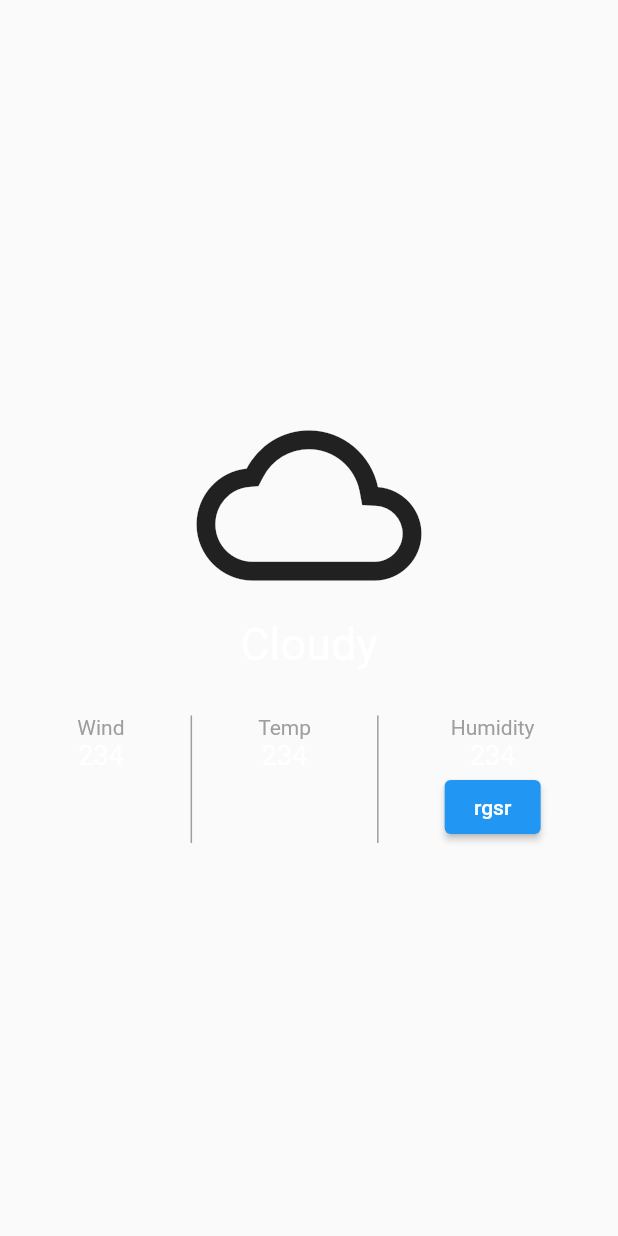
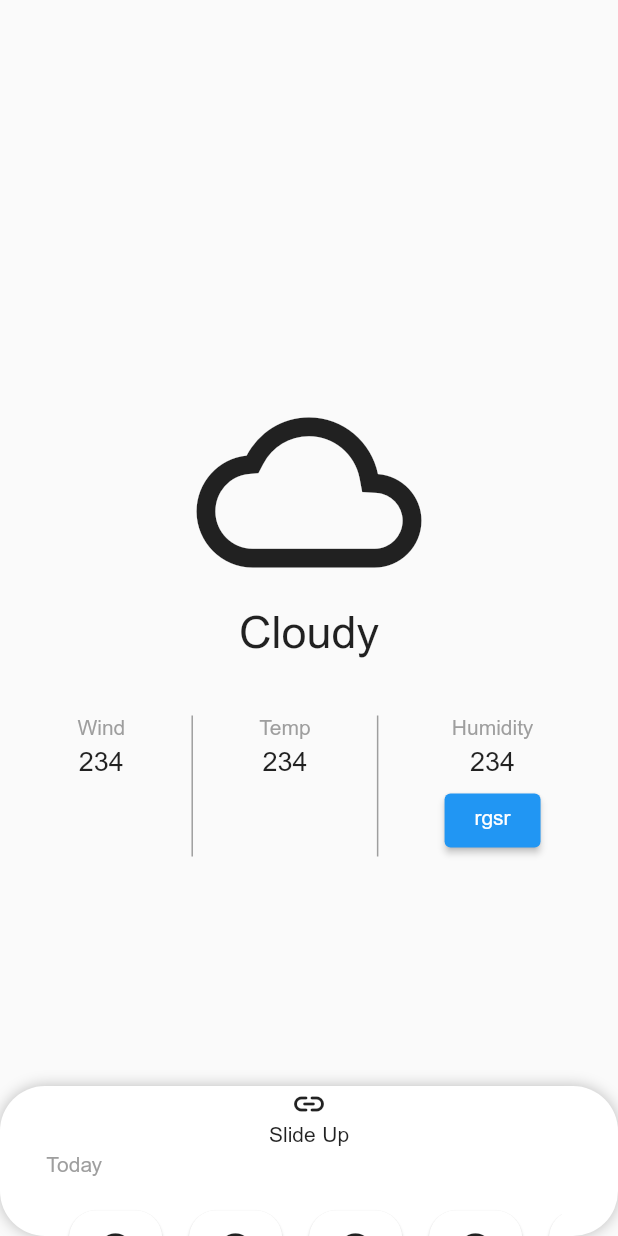
Before and after one commit to Harrem/weather_app, a Flutter app: the HomeScreen screen opened directly, on a phone screen of 412 x 824 dp. Run offline on Flutter 3.47's test engine with Material 2 defaults, Android fonts, the phone set to English and light mode, and no system bars; drawn by our look-alikes of sliding_up_panel.

Commit message:
commit
Implemented up slider

```diff
--- a/lib/main.dart
+++ b/lib/main.dart
@@ -14,11 +14,9 @@ class MyApp extends StatelessWidget {
     return MaterialApp(
       debugShowCheckedModeBanner: false,
       theme: ThemeData(
-          fontFamily: 'nrt',
-          textTheme: Theme.of(context)
-              .textTheme
-              .apply(bodyColor: Colors.white, displayColor: Colors.white)),
-      home: const SearchScreen(),
+        fontFamily: 'nrt',
+      ),
+      home: const HomeScreen(),
     );
   }
 }
--- a/lib/view/screens/HomeScreen.dart
+++ b/lib/view/screens/HomeScreen.dart
@@ -1,5 +1,7 @@
 import 'package:flutter/material.dart';
+import 'package:flutter/rendering.dart';
 import 'package:weather_app/view/screens/SearchScreen.dart';
+import 'package:sliding_up_panel/sliding_up_panel.dart';
 
 class HomeScreen extends StatefulWidget {
   const HomeScreen({Key? key}) : super(key: key);
@@ -13,11 +15,90 @@ class _HomeScreenState extends State<HomeScreen> {
   Widget build(BuildContext context) {
     return Scaffold(
       body: SafeArea(
+        child: SlidingUpPanel(
+          panel: Expanded(
+            child: Column(
+              crossAxisAlignment: CrossAxisAlignment.center,
+              children: [
+                const Icon(Icons.link_rounded),
+                const Text("Slide Up"),
+                FractionallySizedBox(
+                  widthFactor: 0.85,
+                  child: Row(
+                    mainAxisAlignment: MainAxisAlignment.spaceBetween,
+                    children: const [
+                      Text("Today", style: TextStyle(color: Colors.grey)),
+                      Text(""),
+                    ],
+                  ),
+                ),
+                const SizedBox(
+                  height: 10,
+                ),
+                FractionallySizedBox(
+                  widthFactor: 0.82,
+                  child: SizedBox(
+                    height: 120,
+                    child: ListView.builder(
+                      shrinkWrap: true,
+                      itemCount: 10,
+                      scrollDirection: Axis.horizontal,
+                      itemBuilder: ((context, index) => Padding(
+                            padding: const EdgeInsets.all(5.0),
+                            child: SizedBox(
+                              height: 100,
+                              width: 70,
+                              child: Card(
+                                shape: RoundedRectangleBorder(
+                                  borderRadius: BorderRadius.circular(18),
+                                  side: BorderSide.none,
+                                ),
                                 child: Expanded(
+                                  child: Column(
+                                    mainAxisAlignment: MainAxisAlignment.center,
+                                    children: const [
+                                      Icon(Icons.cloud_outlined, size: 35),
+                                      SizedBox(height: 5),
+                                      Text(
+                                        "11:00",
+                                        style: TextStyle(
+                                          fontSize: 12,
+                                          color: Colors.grey,
+                                        ),
+                                      ),
+                                      Text(
+                                        "30",
+                                        style: TextStyle(fontSize: 18),
+                                      )
+                                    ],
+                                  ),
+                                ),
+                              ),
+                            ),
+                          )),
+                    ),
+                  ),
+                ),
+                Divider(),
+                FractionallySizedBox(
+                    widthFactor: 0.8,
+                    child: ListView.builder(
+                      shrinkWrap: true,
+                      itemCount: 10,
+                      itemBuilder: ((context, index) => Card(
+                            child: Text("hello"),
+                          )),
+                    ))
+              ],
+            ),
+          ),
+          borderRadius: BorderRadius.circular(30),
+          body: Expanded(
             child: Padding(
               padding: const EdgeInsets.all(15.0),
-            child:
-                Column(mainAxisAlignment: MainAxisAlignment.center, children: [
+              child: Column(
+                  mainAxisAlignment: MainAxisAlignment.center,
+                  children: [
                     Icon(Icons.cloud_outlined, size: 150),
                     Text("Cloudy", style: TextStyle(fontSize: 30)),
                     SizedBox(height: 30),
@@ -29,7 +110,8 @@ class _HomeScreenState extends State<HomeScreen> {
                             children: [
                               Text(
                                 "Wind",
-                          style: TextStyle(fontSize: 14, color: Colors.grey),
+                                style:
+                                    TextStyle(fontSize: 14, color: Colors.grey),
                               ),
                               Text("234", style: TextStyle(fontSize: 18)),
                             ],
@@ -42,7 +124,8 @@ class _HomeScreenState extends State<HomeScreen> {
                             children: [
                               Text(
                                 "Temp",
-                          style: TextStyle(fontSize: 14, color: Colors.grey),
+                                style:
+                                    TextStyle(fontSize: 14, color: Colors.grey),
                               ),
                               Text("234", style: TextStyle(fontSize: 18)),
                             ],
@@ -55,7 +138,8 @@ class _HomeScreenState extends State<HomeScreen> {
                             children: [
                               Text(
                                 "Humidity",
-                          style: TextStyle(fontSize: 14, color: Colors.grey),
+                                style:
+                                    TextStyle(fontSize: 14, color: Colors.grey),
                               ),
                               Text("234", style: TextStyle(fontSize: 18)),
                               ElevatedButton(
@@ -64,7 +148,8 @@ class _HomeScreenState extends State<HomeScreen> {
                                   Navigator.push(
                                       context,
                                       MaterialPageRoute(
-                                    builder: (context) => SearchScreen()));
+                                          builder: (context) =>
+                                              SearchScreen()));
                                 },
                               )
                             ],
@@ -76,6 +161,7 @@ class _HomeScreenState extends State<HomeScreen> {
             ),
           ),
         ),
+      ),
     );
   }
 }
--- a/lib/view/screens/SearchScreen.dart
+++ b/lib/view/screens/SearchScreen.dart
@@ -64,8 +64,7 @@ class _SearchScreenState extends State<SearchScreen> {
                           prefixIcon: InkWell(
                             child: Icon(Icons.search),
                             onTap: () async {
-                              final response = await apiServices
-                                  .getJsons(cityController.text);
+                              final response = await apiServices.getJsons();
                               setState(() {
                                 post = response;
                                 _history.insert(
```
Lines whose indentation alone changed are shown as unchanged.
